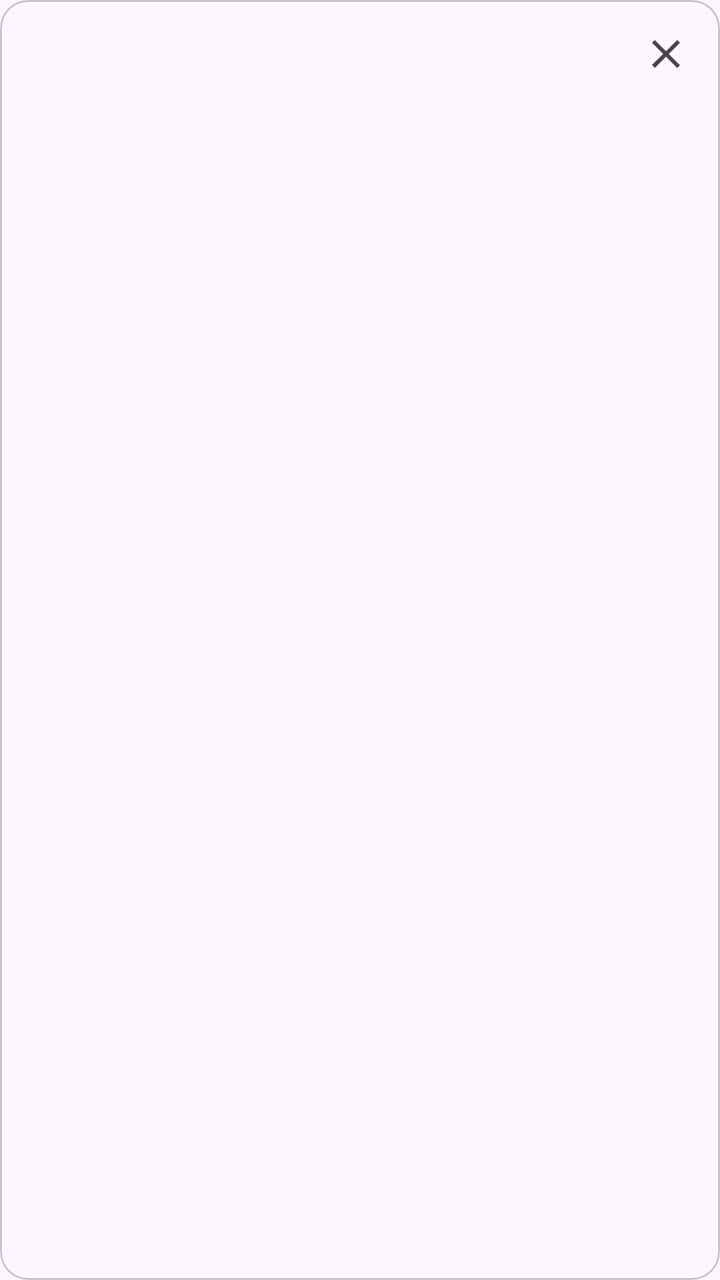
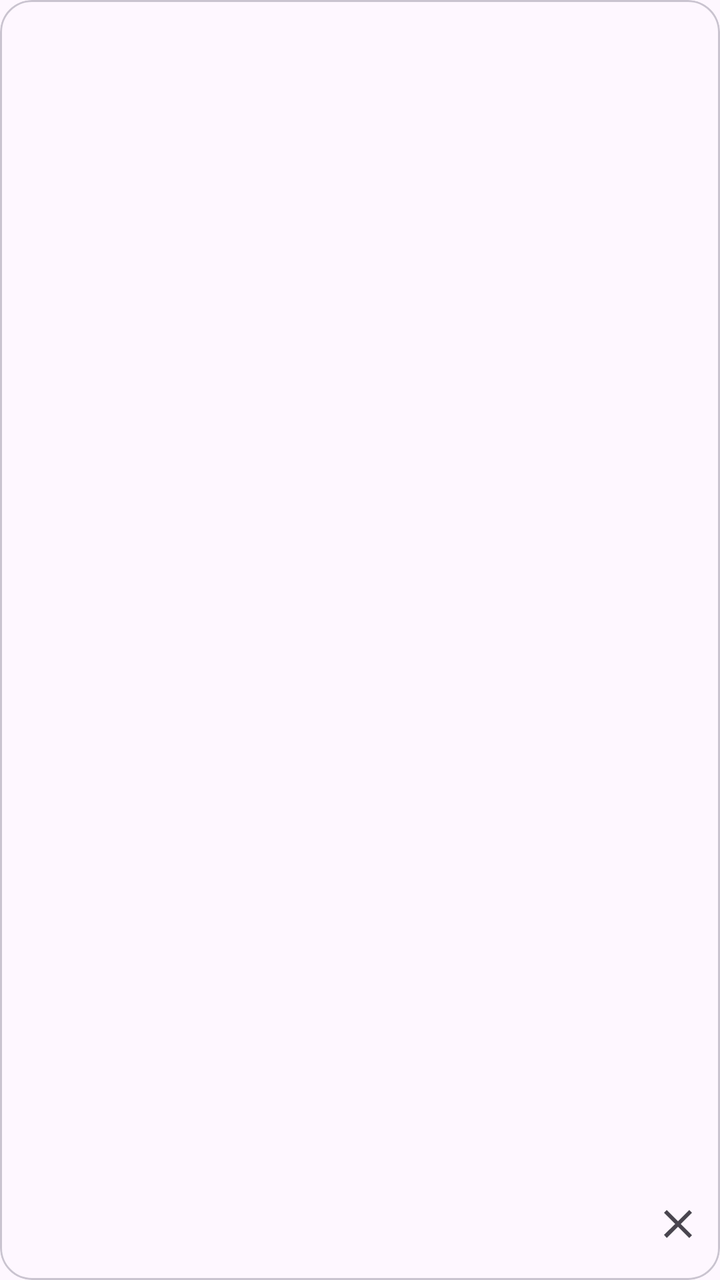

Two renders of the same Android screen: before a commit and after it. Below are the layout's source before the change and the commit's diff.
<!-- AndroidManifest.xml: application theme Theme.Zerium -->
<!-- res/layout/item_tab.xml -->
<?xml version="1.0" encoding="utf-8"?>
<com.google.android.material.card.MaterialCardView
    xmlns:android="http://schemas.android.com/apk/res/android"
    xmlns:app="http://schemas.android.com/apk/res-auto"
    android:id="@+id/tabCard"
    android:layout_width="match_parent"
    android:layout_height="150dp"
    android:layout_margin="6dp"
    app:cardCornerRadius="14dp"
    app:cardElevation="0dp"
    app:strokeWidth="1dp">

    <LinearLayout
        android:layout_width="match_parent"
        android:layout_height="match_parent"
        android:orientation="vertical"
        android:padding="12dp">

        <LinearLayout
            android:layout_width="match_parent"
            android:layout_height="wrap_content"
            android:gravity="center_vertical"
            android:orientation="horizontal">

            <TextView
                android:id="@+id/tabIncognito"
                android:layout_width="wrap_content"
                android:layout_height="wrap_content"
                android:text="@string/incognito"
                android:textColor="?attr/colorPrimary"
                android:textSize="11sp"
                android:textStyle="bold"
                android:visibility="gone" />

            <Space
                android:layout_width="0dp"
                android:layout_height="1dp"
                android:layout_weight="1" />

            <ImageButton
                android:id="@+id/tabClose"
                android:layout_width="30dp"
                android:layout_height="30dp"
                android:background="?attr/selectableItemBackgroundBorderless"
                android:contentDescription="@string/close"
                android:src="@drawable/ic_close"
                app:tint="?attr/colorOnSurfaceVariant" />
        </LinearLayout>

        <TextView
            android:id="@+id/tabTitle"
            android:layout_width="match_parent"
            android:layout_height="wrap_content"
            android:layout_marginTop="6dp"
            android:ellipsize="end"
            android:maxLines="2"
            android:textColor="?attr/colorOnSurface"
            android:textSize="14sp"
            android:textStyle="bold" />

        <TextView
            android:id="@+id/tabUrl"
            android:layout_width="match_parent"
            android:layout_height="wrap_content"
            android:layout_marginTop="4dp"
            android:ellipsize="end"
            android:maxLines="1"
            android:textColor="?attr/colorOnSurfaceVariant"
            android:textSize="11sp" />
    </LinearLayout>
</com.google.android.material.card.MaterialCardView>
<!-- resources referenced by this layout -->
<resources>
  <!-- drawable ic_close (drawable) -->
  <?xml version="1.0" encoding="utf-8"?>
  <vector xmlns:android="http://schemas.android.com/apk/res/android"
      android:width="24dp"
      android:height="24dp"
      android:viewportWidth="24"
      android:viewportHeight="24">
      <path
          android:fillColor="#FF000000"
          android:pathData="M19,6.41L17.59,5 12,10.59 6.41,5 5,6.41 10.59,12 5,17.41 6.41,19 12,13.41 17.59,19 19,17.59 13.41,12z"/>
  </vector>
  <string name="close">Close</string>
  <string name="incognito">Incognito</string>
  <style name="Theme.Zerium" parent="Theme.Material3.DayNight.NoActionBar">
          <item name="colorPrimary">@color/accent</item>
          <item name="android:windowBackground">?android:attr/colorBackground</item>
      </style>
  <color name="accent">#4355B9</color>
</resources>

<!-- the commit's change to res/layout/item_tab.xml (unified diff, before → after) -->
@@ -4,68 +4,94 @@
     xmlns:app="http://schemas.android.com/apk/res-auto"
     android:id="@+id/tabCard"
     android:layout_width="match_parent"
-    android:layout_height="150dp"
+    android:layout_height="240dp"
     android:layout_margin="6dp"
-    app:cardCornerRadius="14dp"
+    app:cardCornerRadius="16dp"
     app:cardElevation="0dp"
     app:strokeWidth="1dp">
 
     <LinearLayout
         android:layout_width="match_parent"
         android:layout_height="match_parent"
-        android:orientation="vertical"
-        android:padding="12dp">
+        android:orientation="vertical">
+
+        
+        <FrameLayout
+            android:layout_width="match_parent"
+            android:layout_height="0dp"
+            android:layout_weight="1"
+            android:background="?android:attr/colorBackground">
+
+            <ImageView
+                android:id="@+id/tabPreview"
+                android:layout_width="match_parent"
+                android:layout_height="match_parent"
+                android:contentDescription="@null"
+                android:scaleType="fitCenter" />
+
+            <TextView
+                android:id="@+id/tabIncognito"
+                android:layout_width="wrap_content"
+                android:layout_height="wrap_content"
+                android:layout_gravity="top|start"
+                android:layout_margin="8dp"
+                android:background="@drawable/bg_tab_badge"
+                android:paddingStart="8dp"
+                android:paddingTop="2dp"
+                android:paddingEnd="8dp"
+                android:paddingBottom="2dp"
+                android:text="@string/incognito"
+                android:textColor="?attr/colorOnSurface"
+                android:textSize="11sp"
+                android:textStyle="bold"
+                android:visibility="gone" />
+        </FrameLayout>
 
         <LinearLayout
             android:layout_width="match_parent"
             android:layout_height="wrap_content"
             android:gravity="center_vertical"
-            android:orientation="horizontal">
+            android:orientation="horizontal"
+            android:paddingStart="12dp"
+            android:paddingTop="8dp"
+            android:paddingEnd="4dp"
+            android:paddingBottom="10dp">
 
-            <TextView
-                android:id="@+id/tabIncognito"
-                android:layout_width="wrap_content"
+            <LinearLayout
+                android:layout_width="0dp"
                 android:layout_height="wrap_content"
-                android:text="@string/incognito"
-                android:textColor="?attr/colorPrimary"
-                android:textSize="11sp"
-                android:textStyle="bold"
-                android:visibility="gone" />
+                android:layout_weight="1"
+                android:orientation="vertical">
 
-            <Space
-                android:layout_width="0dp"
-                android:layout_height="1dp"
-                android:layout_weight="1" />
+                <TextView
+                    android:id="@+id/tabTitle"
+                    android:layout_width="match_parent"
+                    android:layout_height="wrap_content"
+                    android:ellipsize="end"
+                    android:maxLines="1"
+                    android:textColor="?attr/colorOnSurface"
+                    android:textSize="14sp"
+                    android:textStyle="bold" />
+
+                <TextView
+                    android:id="@+id/tabUrl"
+                    android:layout_width="match_parent"
+                    android:layout_height="wrap_content"
+                    android:layout_marginTop="2dp"
+                    android:ellipsize="end"
+                    android:maxLines="1"
+                    android:textColor="?attr/colorOnSurfaceVariant"
+                    android:textSize="11sp" />
+            </LinearLayout>
 
             <ImageButton
                 android:id="@+id/tabClose"
-                android:layout_width="30dp"
-                android:layout_height="30dp"
+                android:layout_width="34dp"
+                android:layout_height="34dp"
                 android:background="?attr/selectableItemBackgroundBorderless"
                 android:contentDescription="@string/close"
                 android:src="@drawable/ic_close"
                 app:tint="?attr/colorOnSurfaceVariant" />
         </LinearLayout>
-
-        <TextView
-            android:id="@+id/tabTitle"
-            android:layout_width="match_parent"
-            android:layout_height="wrap_content"
-            android:layout_marginTop="6dp"
-            android:ellipsize="end"
-            android:maxLines="2"
-            android:textColor="?attr/colorOnSurface"
-            android:textSize="14sp"
-            android:textStyle="bold" />
-
-        <TextView
-            android:id="@+id/tabUrl"
-            android:layout_width="match_parent"
-            android:layout_height="wrap_content"
-            android:layout_marginTop="4dp"
-            android:ellipsize="end"
-            android:maxLines="1"
-            android:textColor="?attr/colorOnSurfaceVariant"
-            android:textSize="11sp" />
     </LinearLayout>
 </com.google.android.material.card.MaterialCardView>
<!-- resource entries referenced after the edit -->
@@ -1,5 +1,11 @@
 <!-- resources referenced by this layout -->
 <resources>
+  <!-- drawable bg_tab_badge (drawable) -->
+  <?xml version="1.0" encoding="utf-8"?>
+  <shape xmlns:android="http://schemas.android.com/apk/res/android">
+      <solid android:color="#1F808080" />
+      <corners android:radius="14dp" />
+  </shape>
   <!-- drawable ic_close (drawable) -->
   <?xml version="1.0" encoding="utf-8"?>
   <vector xmlns:android="http://schemas.android.com/apk/res/android"
